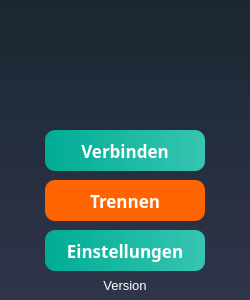
Qt form Gui/FFW_NAS.ui (ManuelDeV-exe/FFW_NAS) before a commit.
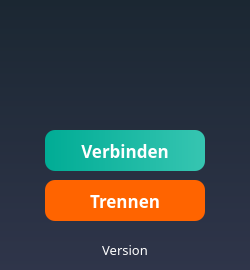
The same form after that commit. Icons and pictures are not drawn.

Commit message: V0.1 - Add All Funktions - Remove "Einstellungen"

```diff
--- a/Gui/FFW_NAS.ui
+++ b/Gui/FFW_NAS.ui
@@ -7,19 +7,19 @@
     <x>0</x>
     <y>0</y>
     <width>250</width>
-    <height>300</height>
+    <height>270</height>
    </rect>
   </property>
   <property name="minimumSize">
    <size>
     <width>250</width>
-    <height>300</height>
+    <height>270</height>
    </size>
   </property>
   <property name="maximumSize">
    <size>
     <width>250</width>
-    <height>300</height>
+    <height>270</height>
    </size>
   </property>
   <property name="font">
@@ -467,14 +467,18 @@
     <property name="geometry">
      <rect>
       <x>95</x>
-      <y>275</y>
+      <y>240</y>
       <width>60</width>
       <height>20</height>
      </rect>
     </property>
     <property name="font">
      <font>
-      <pointsize>-1</pointsize>
+      <family>osifont</family>
+      <pointsize>13</pointsize>
+      <weight>50</weight>
+      <italic>false</italic>
+      <bold>false</bold>
      </font>
     </property>
     <property name="text">
@@ -607,34 +611,6 @@
      <string>Trennen</string>
     </property>
    </widget>
-   <widget class="QPushButton" name="BTN_Einstellungen">
-    <property name="geometry">
-     <rect>
-      <x>45</x>
-      <y>230</y>
-      <width>160</width>
-      <height>41</height>
-     </rect>
-    </property>
-    <property name="font">
-     <font>
-      <family>osifont</family>
-      <pointsize>13</pointsize>
-      <weight>50</weight>
-      <italic>false</italic>
-      <bold>false</bold>
-     </font>
-    </property>
-    <property name="cursor">
-     <cursorShape>PointingHandCursor</cursorShape>
-    </property>
-    <property name="styleSheet">
-     <string notr="true">font: 13pt &quot;osifont&quot;;</string>
-    </property>
-    <property name="text">
-     <string>Einstellungen</string>
-    </property>
-   </widget>
   </widget>
  </widget>
  <resources>
```
Left out of the diff: 1 changed line with no effect on the pictures. The commit also changes 17 other files.
